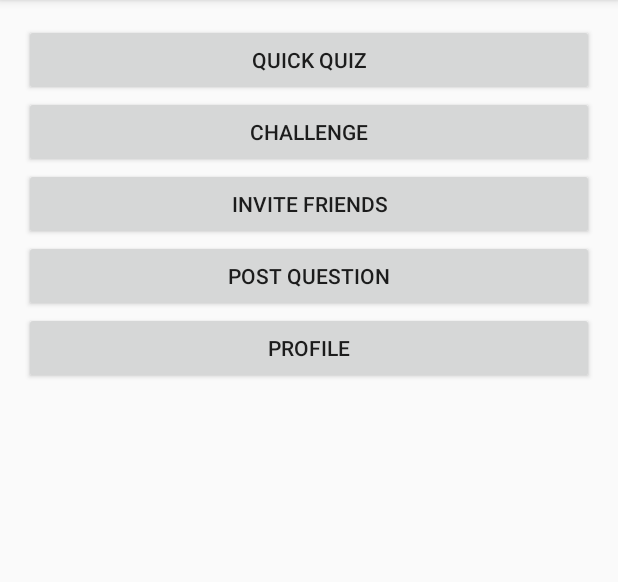
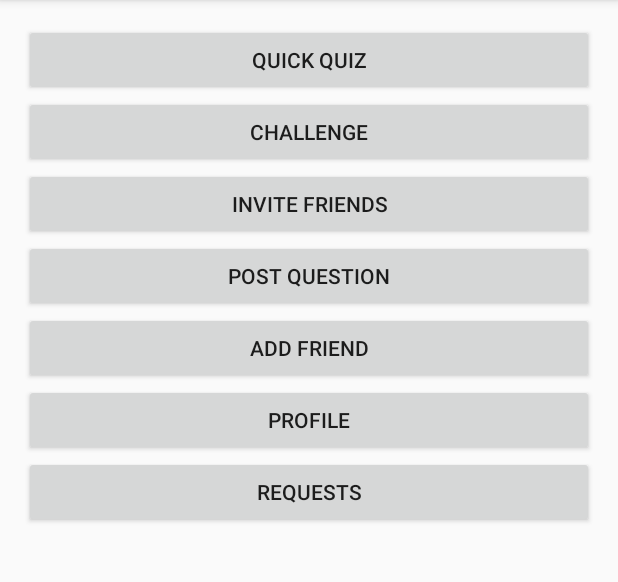
Before and after one commit to miteshpatekar/QuizWiz, an Android app: the HomePage screen opened directly, with no data from a screen before it, on a phone screen of 412 x 824 dp, the part 84-666 px from its top. Run offline under Robolectric (Android 15) with nearby library versions, the phone set to English and light mode, and no system bars; libraries missing offline, so code that uses them is left out: com.firebase.client; 6 statements that could not run were skipped.

Commit message:
Add Friend  and accept friend request, User session

```diff
--- a/app/src/main/java/com/quizwiz/HomePage.java
+++ b/app/src/main/java/com/quizwiz/HomePage.java
@@ -1,10 +1,13 @@
 package com.quizwiz;
 
 import android.content.Intent;
+import android.content.SharedPreferences;
+import android.preference.PreferenceManager;
 import android.support.v7.app.ActionBarActivity;
 import android.os.Bundle;
 import android.util.Log;
 import android.view.View;
+import android.widget.Toast;
 
 import com.firebase.client.ChildEventListener;
 import com.firebase.client.DataSnapshot;
@@ -13,8 +16,13 @@ import com.firebase.client.FirebaseError;
 import com.firebase.client.Query;
 import com.firebase.client.ValueEventListener;
 
+import java.util.HashMap;
+import java.util.Map;
+
 
 public class HomePage extends ActionBarActivity {
+
+    String uname=null;
 
     @Override
     protected void onCreate(Bundle savedInstanceState) {
@@ -22,9 +30,18 @@ public class HomePage extends ActionBarActivity {
         setContentView(R.layout.activity_home_page);
         Firebase.setAndroidContext(this);
 
+        // Save the session state username
+        SharedPreferences.Editor editor = getSharedPreferences("user", MODE_PRIVATE).edit();
+        editor.putString("uname", "avelankar"); //set username in shared session variable
+        editor.commit();
+
+        SharedPreferences prefs = getSharedPreferences("user", MODE_PRIVATE);
+        uname = prefs.getString("uname", "No name defined");//"No name defined" is the default value.
+        Toast.makeText(this,"Welcome"+uname,Toast.LENGTH_SHORT).show();
+
         // Firebase code
         // get the firebase db reference
-        Firebase myFirebaseRef = new Firebase("https://popping-heat-8474.firebaseio.com/");
+        Firebase myFirebaseRef = new Firebase(getString(R.string.FireBaseDBReference));
 
         Query queryRef = myFirebaseRef.orderByValue();
         // add event listener
@@ -58,19 +75,34 @@ public class HomePage extends ActionBarActivity {
             // ....
         });
 
-        myFirebaseRef.addValueEventListener(new ValueEventListener() {
+        //to get the request List
+        // Get a reference to our posts
+
+        Firebase requestRef = new Firebase(getString(R.string.FireBaseDBReference)+"/User/"+uname+"/requestList");
+
+        requestRef.addValueEventListener(new ValueEventListener() {
             @Override
             public void onDataChange(DataSnapshot snapshot) {
-                System.out.println(snapshot.getValue());
+
+                Log.d("Values are ", snapshot.getValue().toString());
+
+                // store the values in map structure
+                Map<String, Object> newPost = (Map<String, Object>) snapshot.getValue();
+                //iterate through the list
+                for(Map.Entry<String, Object> entry : newPost.entrySet()) {
+                    String key = entry.getKey(); // gets the key of object
+                    Log.d("Key is", key);
+                    Object value = entry.getValue();
+                    Log.d("Vales is", entry.getValue().toString());
+                }
             }
+
             @Override
             public void onCancelled(FirebaseError firebaseError) {
                 System.out.println("The read failed: " + firebaseError.getMessage());
             }
         });
     }
-
-
 
     public void QuickQuiz(View v)
     {
@@ -97,4 +129,15 @@ public class HomePage extends ActionBarActivity {
     {
         startActivity(new Intent(HomePage.this,PostQuiz.class ));
     }
+
+    public void AddFriend(View v)
+    {
+        startActivity(new Intent(HomePage.this,AddFriend.class ));
+    }
+
+    public void Requests(View v)
+    {
+        startActivity(new Intent(HomePage.this,Requests.class ));
+    }
+
 }
--- a/app/src/main/res/layout/activity_home_page.xml
+++ b/app/src/main/res/layout/activity_home_page.xml
@@ -54,12 +54,35 @@
     <Button
         android:layout_width="wrap_content"
         android:layout_height="wrap_content"
-        android:text="Profile"
-        android:id="@+id/button4"
-        android:onClick="Profile"
+        android:text="Add Friend"
+        android:id="@+id/button6"
+        android:onClick="AddFriend"
         android:layout_below="@+id/button5"
         android:layout_alignParentLeft="true"
         android:layout_alignParentStart="true"
         android:layout_alignRight="@+id/button3"
         android:layout_alignEnd="@+id/button3" />
+    <Button
+        android:layout_width="wrap_content"
+        android:layout_height="wrap_content"
+        android:text="Profile"
+        android:id="@+id/button4"
+        android:onClick="Profile"
+        android:layout_below="@+id/button6"
+        android:layout_alignParentLeft="true"
+        android:layout_alignParentStart="true"
+        android:layout_alignRight="@+id/button3"
+        android:layout_alignEnd="@+id/button3" />
+
+    <Button
+        android:layout_width="wrap_content"
+        android:layout_height="wrap_content"
+        android:text="Requests"
+        android:id="@+id/RequestBtn"
+        android:onClick="Requests"
+        android:layout_below="@+id/button4"
+        android:layout_alignParentLeft="true"
+        android:layout_alignParentStart="true"
+        android:layout_alignRight="@+id/button4"
+        android:layout_alignEnd="@+id/button4" />
 </RelativeLayout>
--- /dev/null
+++ b/app/src/main/res/menu/menu_add_friend.xml
@@ -0,0 +1,6 @@
+<menu xmlns:android="http://schemas.android.com/apk/res/android"
+    xmlns:app="http://schemas.android.com/apk/res-auto"
+    xmlns:tools="http://schemas.android.com/tools" tools:context="com.quizwiz.AddFriend">
+    <item android:id="@+id/action_settings" android:title="@string/action_settings"
+        android:orderInCategory="100" app:showAsAction="never" />
+</menu>
--- /dev/null
+++ b/app/src/main/res/menu/menu_requests.xml
@@ -0,0 +1,6 @@
+<menu xmlns:android="http://schemas.android.com/apk/res/android"
+    xmlns:app="http://schemas.android.com/apk/res-auto"
+    xmlns:tools="http://schemas.android.com/tools" tools:context="com.quizwiz.Requests">
+    <item android:id="@+id/action_settings" android:title="@string/action_settings"
+        android:orderInCategory="100" app:showAsAction="never" />
+</menu>
--- a/app/src/main/res/values/strings.xml
+++ b/app/src/main/res/values/strings.xml
@@ -11,5 +11,8 @@
     <string name="title_activity_login">LoginActivity</string>
     <string name="title_activity_profile_activity">ProfileActivity</string>
     <string name="title_activity_post_quiz">PostQuiz</string>
+    <string name="title_activity_add_friend">AddFriend</string>
+    <string name="FireBaseDBReference">https://popping-heat-8474.firebaseio.com</string>
+    <string name="title_activity_requests">Requests</string>
 
 </resources>
```
Also changed, not shown: app/src/main/AndroidManifest.xml (+21 -12 lines), app/src/main/java/com/quizwiz/AddFriend.java (added, +66 -0 lines), app/src/main/java/com/quizwiz/CustomListAdapter.java (added, +108 -0 lines), app/src/main/java/com/quizwiz/Requests.java (added, +76 -0 lines), app/src/main/java/com/quizwiz/SelectChallenger.java (+25 -25 lines), app/src/main/res/layout/activity_add_friend.xml (added, +34 -0 lines), app/src/main/res/layout/activity_requests.xml (added, +20 -0 lines), app/src/main/res/layout/custom_list.xml (added, +33 -0 lines).
